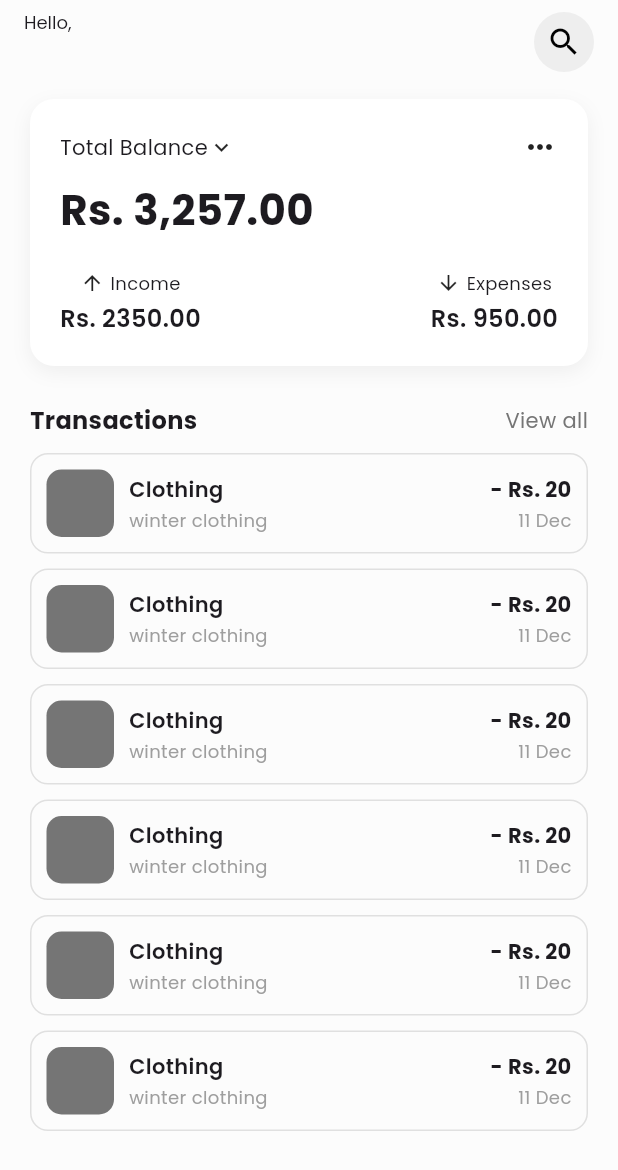
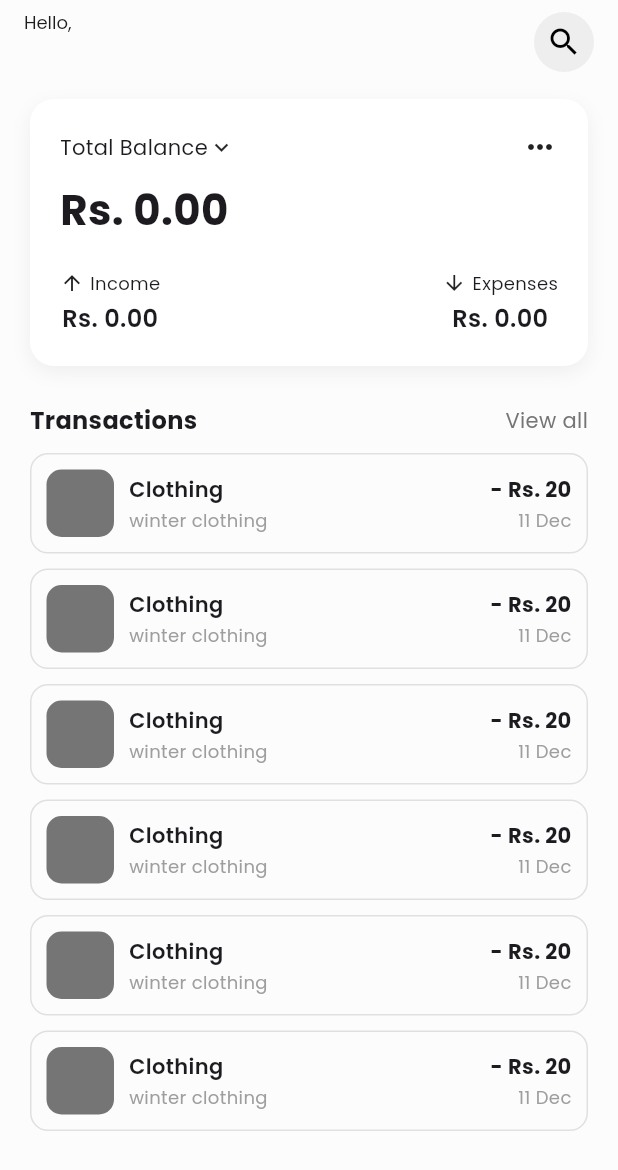
Before and after one commit to sanzay-c/finance_tracker, a Flutter app: the DashboardScreen screen opened directly, on a phone screen of 412 x 824 dp. Shown: the top 1170 px of the screen. Run offline on Flutter 3.47's test engine with Material 3 defaults, Android fonts, the phone set to English and light mode, and no system bars; our stand-ins replace bloc, cloud_firestore, firebase_auth, firebase_core, flutter_bloc, flutter_screenutil and 3 more; accounts and stored records are empty; statements that could not run were skipped.

Commit message:
feat(ui): added a amount in the dashboard

```diff
--- /dev/null
+++ b/lib/features/dashbord/presentation/bloc/dashboard_bloc.dart
@@ -0,0 +1,50 @@
+import 'dart:async';
+
+import 'package:bloc/bloc.dart';
+import 'package:cloud_firestore/cloud_firestore.dart';
+import 'package:meta/meta.dart';
+
+part 'dashboard_event.dart';
+part 'dashboard_state.dart';
+
+class DashboardBloc extends Bloc<DashboardEvent, DashboardState> {
+  DashboardBloc() : super(DashboardInitial()) {
+    on<FetchDashboardDataEvent>(_onFetchDashboardData);
+  }
+
+  FutureOr<void> _onFetchDashboardData(FetchDashboardDataEvent event, Emitter<DashboardState> emit) async {
+    emit(DashboardLoading());
+    try {
+      final walletSnap = await FirebaseFirestore.instance.collection('wallets').get();
+      final transactionSnap = await FirebaseFirestore.instance.collection('transactions').get();
+
+      double totalBalance = 0;
+      double totalIncome = 0;
+      double totalExpense = 0;
+
+      for (var wallet in walletSnap.docs) {
+        totalBalance += (wallet.data()['amount'] as num).toDouble();
+      }
+
+      for (var txn in transactionSnap.docs) {
+        final data = txn.data();
+        final type = data['type'];
+        final amount = (data['amount'] as num).toDouble();
+        if (type == 'income') {
+          totalIncome += amount;
+        } else {
+          totalExpense += amount;
+        }
+      }
+
+      emit(DashboardLoaded(
+        totalBalance: totalBalance,
+        totalIncome: totalIncome,
+        totalExpense: totalExpense,
+      ));
+    } catch (e) {
+      emit(DashboardError('Failed to load dashboard data'));
+    }
+  }
+
+}
--- /dev/null
+++ b/lib/features/dashbord/presentation/bloc/dashboard_event.dart
@@ -0,0 +1,6 @@
+part of 'dashboard_bloc.dart';
+
+@immutable
+abstract class DashboardEvent {}
+
+class FetchDashboardDataEvent extends DashboardEvent {}
--- /dev/null
+++ b/lib/features/dashbord/presentation/bloc/dashboard_state.dart
@@ -0,0 +1,26 @@
+part of 'dashboard_bloc.dart';
+
+@immutable
+abstract class DashboardState {}
+
+class DashboardInitial extends DashboardState {}
+
+class DashboardLoading extends DashboardState {}
+
+class DashboardLoaded extends DashboardState {
+  final double totalBalance;
+  final double totalIncome;
+  final double totalExpense;
+
+
+  DashboardLoaded({
+    required this.totalBalance,
+    required this.totalIncome,
+    required this.totalExpense,
+  });
+}
+
+class DashboardError extends DashboardState {
+  final String message;
+  DashboardError(this.message);
+}
--- a/lib/features/dashbord/presentation/screens/dashboard_screen.dart
+++ b/lib/features/dashbord/presentation/screens/dashboard_screen.dart
@@ -1,7 +1,9 @@
 import 'package:cloud_firestore/cloud_firestore.dart';
 import 'package:finance_tracker/core/constants/app_color.dart';
+import 'package:finance_tracker/features/dashbord/presentation/bloc/dashboard_bloc.dart';
 import 'package:firebase_auth/firebase_auth.dart';
 import 'package:flutter/material.dart';
+import 'package:flutter_bloc/flutter_bloc.dart';
 
 class DashboardScreen extends StatefulWidget {
   const DashboardScreen({super.key});
@@ -17,6 +19,8 @@ class _DashboardScreenState extends State<DashboardScreen> {
   void initState() {
     super.initState();
     fetchUserName();
+    context.read<DashboardBloc>().add(FetchDashboardDataEvent());
+
   }
 
   Future<void> fetchUserName() async {
@@ -24,7 +28,8 @@ class _DashboardScreenState extends State<DashboardScreen> {
       final uid = FirebaseAuth.instance.currentUser?.uid;
       if (uid == null) return;
 
-    final doc = await FirebaseFirestore.instance.collection('users').doc(uid).get();
+      final doc =
+          await FirebaseFirestore.instance.collection('users').doc(uid).get();
       final data = doc.data();
 
       if (data != null && data.containsKey('fullName')) {
@@ -42,11 +47,17 @@ class _DashboardScreenState extends State<DashboardScreen> {
   @override
   Widget build(BuildContext context) {
     return Scaffold(
-      backgroundColor: getColorByTheme(context: context, colorClass: AppColors.backgroundColor),
+      backgroundColor: getColorByTheme(
+        context: context,
+        colorClass: AppColors.backgroundColor,
+      ),
       appBar: AppBar(
         surfaceTintColor: Colors.transparent,
         shadowColor: Colors.transparent,
-        backgroundColor: getColorByTheme(context: context, colorClass: AppColors.backgroundColor),
+        backgroundColor: getColorByTheme(
+          context: context,
+          colorClass: AppColors.backgroundColor,
+        ),
         title: Row(
           mainAxisAlignment: MainAxisAlignment.spaceBetween,
           children: [
@@ -63,87 +74,135 @@ class _DashboardScreenState extends State<DashboardScreen> {
             ),
             CircleAvatar(
               backgroundColor: Colors.grey.shade200,
-              child:  Icon(Icons.search, color: Colors.black),
+              child: Icon(Icons.search, color: Colors.black),
             ),
           ],
         ),
         automaticallyImplyLeading: false,
       ),
       body: Padding(
-        padding:  EdgeInsets.symmetric(horizontal: 20, vertical: 10),
+        padding: EdgeInsets.symmetric(horizontal: 20, vertical: 10),
         child: Column(
           crossAxisAlignment: CrossAxisAlignment.start,
           children: [
             Container(
-              padding:  EdgeInsets.all(20),
+              padding: EdgeInsets.all(20),
               decoration: BoxDecoration(
                 borderRadius: BorderRadius.circular(16),
                 color: Colors.white,
                 boxShadow: [
-                  BoxShadow(color: Colors.grey.shade200, blurRadius: 10, offset:  Offset(0, 4)),
+                  BoxShadow(
+                    color: Colors.grey.shade200,
+                    blurRadius: 10,
+                    offset: Offset(0, 4),
+                  ),
                 ],
               ),
-              child: Column(
+              child: BlocBuilder<DashboardBloc, DashboardState>(
+                builder: (context, state) {
+                  if (state is DashboardLoading) {
+                    return const Center(child: CircularProgressIndicator());
+                  } else if (state is DashboardLoaded) {
+                    return Column(
                       crossAxisAlignment: CrossAxisAlignment.start,
                       children: [
                         Row(
                           mainAxisAlignment: MainAxisAlignment.spaceBetween,
-                    children:  [
+                          children: [
                             Row(
-                        children: [
-                          Text("Total Balance", style: TextStyle(fontSize: 14)),
-                          Icon(Icons.keyboard_arrow_down, size: 18)
+                              children: const [
+                                Text(
+                                  "Total Balance",
+                                  style: TextStyle(fontSize: 14),
+                                ),
+                                Icon(Icons.keyboard_arrow_down, size: 18),
                               ],
                             ),
-                      Icon(Icons.more_horiz),
+                            const Icon(Icons.more_horiz),
                           ],
                         ),
-                   SizedBox(height: 10),
-                   Text("Rs. 3,257.00", style: TextStyle(fontSize: 28, fontWeight: FontWeight.bold)),
-                   SizedBox(height: 20),
+                        const SizedBox(height: 10),
+                        Text(
+                          "Rs. ${state.totalBalance.toStringAsFixed(2)}",
+                          style: const TextStyle(
+                            fontSize: 28,
+                            fontWeight: FontWeight.bold,
+                          ),
+                        ),
+                        const SizedBox(height: 20),
                         Row(
                           mainAxisAlignment: MainAxisAlignment.spaceBetween,
-                    children:  [
+                          children: [
                             Column(
                               children: [
                                 Row(
-                            children: [
+                                  children: const [
                                     Icon(Icons.arrow_upward, size: 16),
                                     SizedBox(width: 4),
-                              Text("Income", style: TextStyle(fontSize: 12)),
+                                    Text(
+                                      "Income",
+                                      style: TextStyle(fontSize: 12),
+                                    ),
                                   ],
                                 ),
-                          SizedBox(height: 4),
-                          Text("Rs. 2350.00", style: TextStyle(fontSize: 16, fontWeight: FontWeight.w600)),
+                                const SizedBox(height: 4),
+                                Text(
+                                  "Rs. ${state.totalIncome.toStringAsFixed(2)}",
+                                  style: const TextStyle(
+                                    fontSize: 16,
+                                    fontWeight: FontWeight.w600,
+                                  ),
+                                ),
                               ],
                             ),
                             Column(
                               children: [
                                 Row(
-                            children: [
+                                  children: const [
                                     Icon(Icons.arrow_downward, size: 16),
                                     SizedBox(width: 4),
-                              Text("Expenses", style: TextStyle(fontSize: 12)),
+                                    Text(
+                                      "Expenses",
+                                      style: TextStyle(fontSize: 12),
+                                    ),
                                   ],
                                 ),
-                          SizedBox(height: 4),
-                          Text("Rs. 950.00", style: TextStyle(fontSize: 16, fontWeight: FontWeight.w600)),
-                        ],
-                      )
+                                const SizedBox(height: 4),
+                                Text(
+                                  "Rs. ${state.totalExpense.toStringAsFixed(2)}",
+                                  style: const TextStyle(
+                                    fontSize: 16,
+                                    fontWeight: FontWeight.w600,
+                                  ),
+                                ),
                               ],
                             ),
                           ],
                         ),
+                      ],
+                    );
+                  } else if (state is DashboardError) {
+                    return Text(state.message);
+                  } else {
+                    return const SizedBox();
+                  }
+                },
               ),
+            ),
+
             SizedBox(height: 25),
 
             Row(
               mainAxisAlignment: MainAxisAlignment.spaceBetween,
               children: [
-                Text("Transactions", style: TextStyle(fontSize: 16, fontWeight: FontWeight.bold)),
+                Text(
+                  "Transactions",
+                  style: TextStyle(fontSize: 16, fontWeight: FontWeight.bold),
+                ),
                 Text("View all", style: TextStyle(color: Colors.grey.shade600)),
               ],
             ),
+
             SizedBox(height: 10),
 
             Expanded(
@@ -151,8 +210,8 @@ class _DashboardScreenState extends State<DashboardScreen> {
                 itemCount: 6,
                 itemBuilder: (context, index) {
                   return Container(
-                    margin:  EdgeInsets.only(bottom: 10),
-                    padding:  EdgeInsets.all(10),
+                    margin: EdgeInsets.only(bottom: 10),
+                    padding: EdgeInsets.all(10),
                     decoration: BoxDecoration(
                       borderRadius: BorderRadius.circular(12),
                       border: Border.all(color: Colors.grey.shade300),
@@ -172,18 +231,36 @@ class _DashboardScreenState extends State<DashboardScreen> {
                           child: Column(
                             crossAxisAlignment: CrossAxisAlignment.start,
                             children: [
-                              Text("Clothing", style: TextStyle(fontWeight: FontWeight.w600)),
+                              Text(
+                                "Clothing",
+                                style: TextStyle(fontWeight: FontWeight.w600),
+                              ),
                               SizedBox(height: 2),
-                              Text("winter clothing", style: TextStyle(fontSize: 12, color: Colors.grey)),
+                              Text(
+                                "winter clothing",
+                                style: TextStyle(
+                                  fontSize: 12,
+                                  color: Colors.grey,
+                                ),
+                              ),
                             ],
                           ),
                         ),
                         Column(
                           crossAxisAlignment: CrossAxisAlignment.end,
                           children: [
-                            Text("- Rs. 20", style: TextStyle(fontWeight: FontWeight.bold)),
+                            Text(
+                              "- Rs. 20",
+                              style: TextStyle(fontWeight: FontWeight.bold),
+                            ),
                             SizedBox(height: 2),
-                            Text("11 Dec", style: TextStyle(fontSize: 12, color: Colors.grey)),
+                            Text(
+                              "11 Dec", // for date
+                              style: TextStyle(
+                                fontSize: 12,
+                                color: Colors.grey,
+                              ),
+                            ),
                           ],
                         ),
                       ],
--- a/lib/main.dart
+++ b/lib/main.dart
@@ -1,6 +1,7 @@
 import 'package:cloud_firestore/cloud_firestore.dart';
 import 'package:finance_tracker/features/auth/signup/signup.dart';
 import 'package:finance_tracker/features/bottom_nav_bar/presentation/bottom_nav_bar.dart';
+import 'package:finance_tracker/features/dashbord/presentation/bloc/dashboard_bloc.dart';
 import 'package:finance_tracker/features/transactions/presentation/bloc/transaction_bloc.dart';
 import 'package:finance_tracker/features/wallet/data/remote_data_source/wallet_remote_data_source.dart';
 import 'package:finance_tracker/features/wallet/data/repo_impl.dart/wallet_repo_impl.dart';
@@ -46,6 +47,7 @@ Future<void> main() async {
               (context) => LanguageBloc()..add(LoadLanguageEvent()), // Language
         ),
         BlocProvider(create: (context) => ThemeBloc()), // Theme
+        BlocProvider(create: (context) => DashboardBloc(),),
         BlocProvider(
           create:
               (context) => AddWalletBloc(
```
Also changed, not shown: lib/features/dashbord/domain/repo/auth_repo.dart (deleted). Lines whose indentation alone changed are shown as unchanged.
